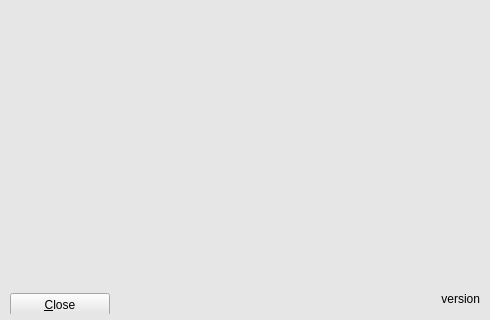
First picture: the form in creator.ui, repository LibreELEC/usb-sd-creator, before the edit; both pictures show x 0 to 490 and y 170 to 490 of the 490 by 490 pixel window.
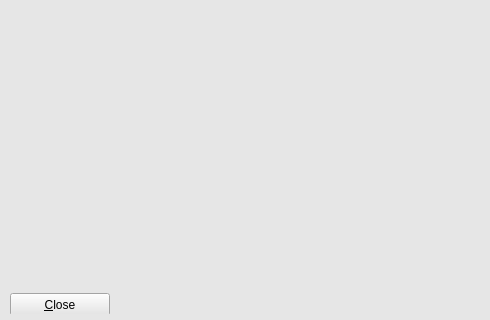
Second picture: the form after the edit. The open tabs and pages were chosen to show the change. Icons and pictures are not drawn.

Commit message: Remove text from about label

What changed in the file:
```diff
--- a/creator.ui
+++ b/creator.ui
@@ -870,10 +870,6 @@
       </item>
       <item>
        <widget class="QLabel" name="labelVersion">
-        <property name="text">
-         <string>version
-date</string>
-        </property>
         <property name="alignment">
          <set>Qt::AlignRight|Qt::AlignTrailing|Qt::AlignVCenter</set>
         </property>
```
